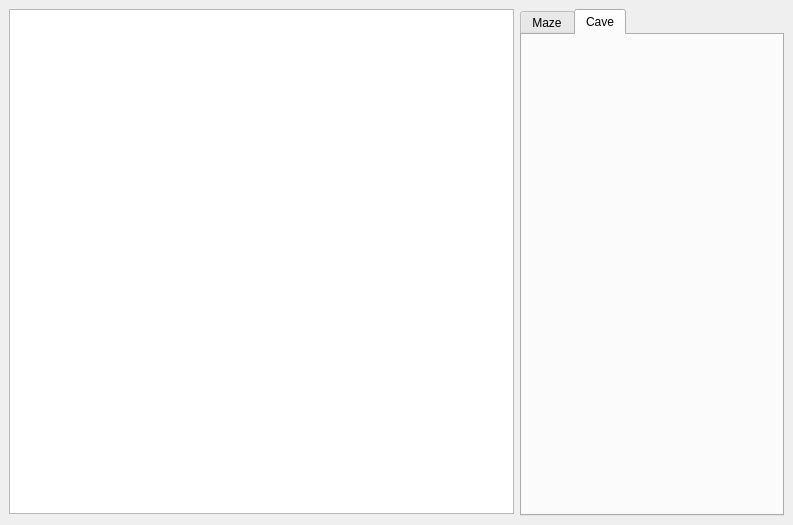
First picture: the form in src/source/view/mainwindow.ui, repository Oleg-Sl/A1_Maze, before the edit.
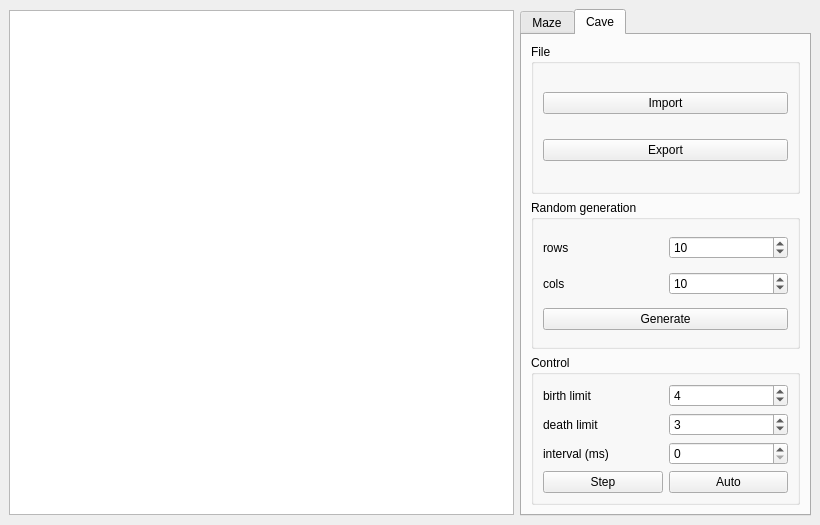
Second picture: the form after the edit. The open tabs and pages were chosen to show the change.

Commit message: Added view for cave

What changed in the file:
```diff
--- a/src/source/view/mainwindow.ui
+++ b/src/source/view/mainwindow.ui
@@ -6,7 +6,7 @@
    <rect>
     <x>0</x>
     <y>0</y>
-    <width>793</width>
+    <width>820</width>
     <height>525</height>
    </rect>
   </property>
@@ -27,7 +27,7 @@
   </property>
   <widget class="QWidget" name="widget_central">
    <layout class="QGridLayout" name="gridLayout">
-    <item row="0" column="1">
+    <item row="0" column="0">
      <layout class="QVBoxLayout" name="vlayout_screen">
       <item>
        <widget class="QGraphicsView" name="view_screen">
@@ -53,7 +53,7 @@
       </item>
      </layout>
     </item>
-    <item row="0" column="2" rowspan="2">
+    <item row="0" column="1">
      <layout class="QGridLayout" name="glayout_form">
       <item row="0" column="0">
        <widget class="QTabWidget" name="tabwidget_mazetype">
@@ -231,9 +231,163 @@
          </layout>
         </widget>
         <widget class="QWidget" name="tab_cave">
+         <property name="minimumSize">
+          <size>
+           <width>0</width>
+           <height>0</height>
+          </size>
+         </property>
          <attribute name="title">
           <string>Cave</string>
          </attribute>
+         <layout class="QGridLayout" name="gridLayout_10">
+          <item row="0" column="0">
+           <widget class="QGroupBox" name="group_cave_file">
+            <property name="title">
+             <string>File</string>
+            </property>
+            <layout class="QGridLayout" name="gridLayout_7">
+             <item row="0" column="0">
+              <widget class="QPushButton" name="btn_cave_import">
+               <property name="text">
+                <string>Import</string>
+               </property>
+              </widget>
+             </item>
+             <item row="1" column="0">
+              <widget class="QPushButton" name="btn_cave_export">
+               <property name="text">
+                <string>Export</string>
+               </property>
+              </widget>
+             </item>
+            </layout>
+           </widget>
+          </item>
+          <item row="1" column="0">
+           <widget class="QGroupBox" name="group_cave_generation">
+            <property name="title">
+             <string>Random generation</string>
+            </property>
+            <layout class="QGridLayout" name="gridLayout_9">
+             <item row="1" column="0">
+              <widget class="QLabel" name="label_cave_cols">
+               <property name="text">
+                <string>cols</string>
+               </property>
+              </widget>
+             </item>
+             <item row="1" column="1">
+              <widget class="QSpinBox" name="spin_cave_cols">
+               <property name="minimum">
+                <number>1</number>
+               </property>
+               <property name="maximum">
+                <number>50</number>
+               </property>
+               <property name="value">
+                <number>10</number>
+               </property>
+              </widget>
+             </item>
+             <item row="0" column="1">
+              <widget class="QSpinBox" name="spin_cave_rows">
+               <property name="minimum">
+                <number>1</number>
+               </property>
+               <property name="maximum">
+                <number>50</number>
+               </property>
+               <property name="value">
+                <number>10</number>
+               </property>
+              </widget>
+             </item>
+             <item row="0" column="0">
+              <widget class="QLabel" name="label_cave_rows">
+               <property name="text">
+                <string>rows</string>
+               </property>
+              </widget>
+             </item>
+             <item row="2" column="0" colspan="2">
+              <widget class="QPushButton" name="btn_cave_generate">
+               <property name="text">
+                <string>Generate</string>
+               </property>
+              </widget>
+             </item>
+            </layout>
+           </widget>
+          </item>
+          <item row="2" column="0">
+           <widget class="QGroupBox" name="group_cave_control">
+            <property name="title">
+             <string>Control</string>
+            </property>
+            <layout class="QGridLayout" name="gridLayout_8">
+             <item row="0" column="1">
+              <widget class="QSpinBox" name="spin_cave_birth_limit">
+               <property name="maximum">
+                <number>7</number>
+               </property>
+               <property name="value">
+                <number>4</number>
+               </property>
+              </widget>
+             </item>
+             <item row="3" column="1">
+              <widget class="QPushButton" name="btn_cave_auto">
+               <property name="text">
+                <string>Auto</string>
+               </property>
+              </widget>
+             </item>
+             <item row="0" column="0">
+              <widget class="QLabel" name="label_cave_birth_limit">
+               <property name="text">
+                <string>birth limit</string>
+               </property>
+              </widget>
+             </item>
+             <item row="1" column="1">
+              <widget class="QSpinBox" name="spin_cave_death_limit">
+               <property name="maximum">
+                <number>7</number>
+               </property>
+               <property name="value">
+                <number>3</number>
+               </property>
+              </widget>
+             </item>
+             <item row="1" column="0">
+              <widget class="QLabel" name="label_cave_death_limit">
+               <property name="text">
+                <string>death limit</string>
+               </property>
+              </widget>
+             </item>
+             <item row="3" column="0">
+              <widget class="QPushButton" name="btn_cave_step">
+               <property name="text">
+                <string>Step</string>
+               </property>
+              </widget>
+             </item>
+             <item row="2" column="0">
+              <widget class="QLabel" name="label_cave_interval">
+               <property name="text">
+                <string>interval (ms)</string>
+               </property>
+              </widget>
+             </item>
+             <item row="2" column="1">
+              <widget class="QSpinBox" name="spin_cave_interval"/>
+             </item>
+            </layout>
+           </widget>
+          </item>
+         </layout>
         </widget>
        </widget>
       </item>
```
The commit also changes 18 other files.
